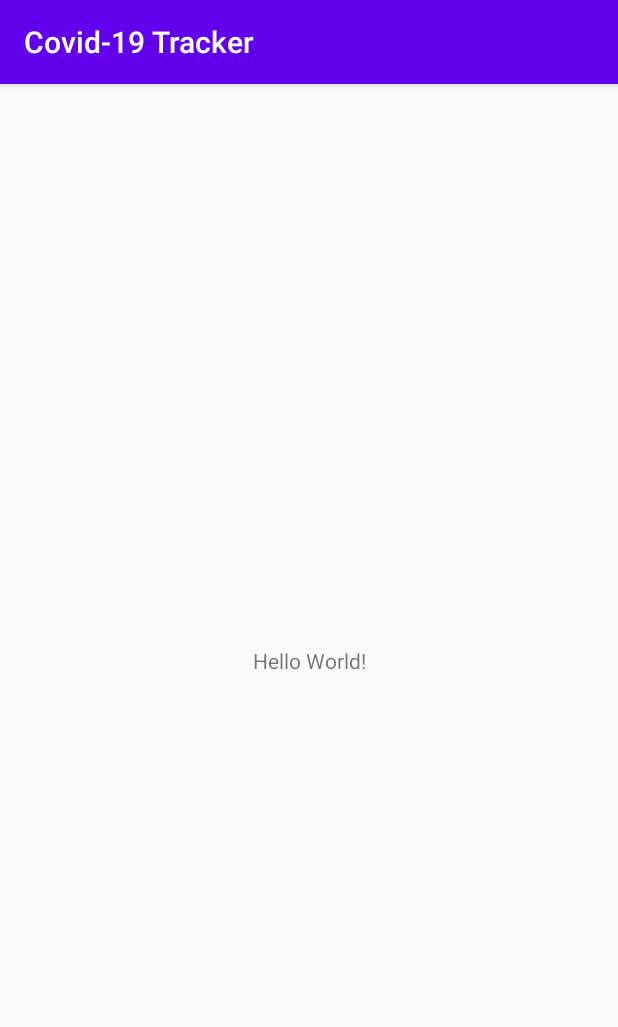
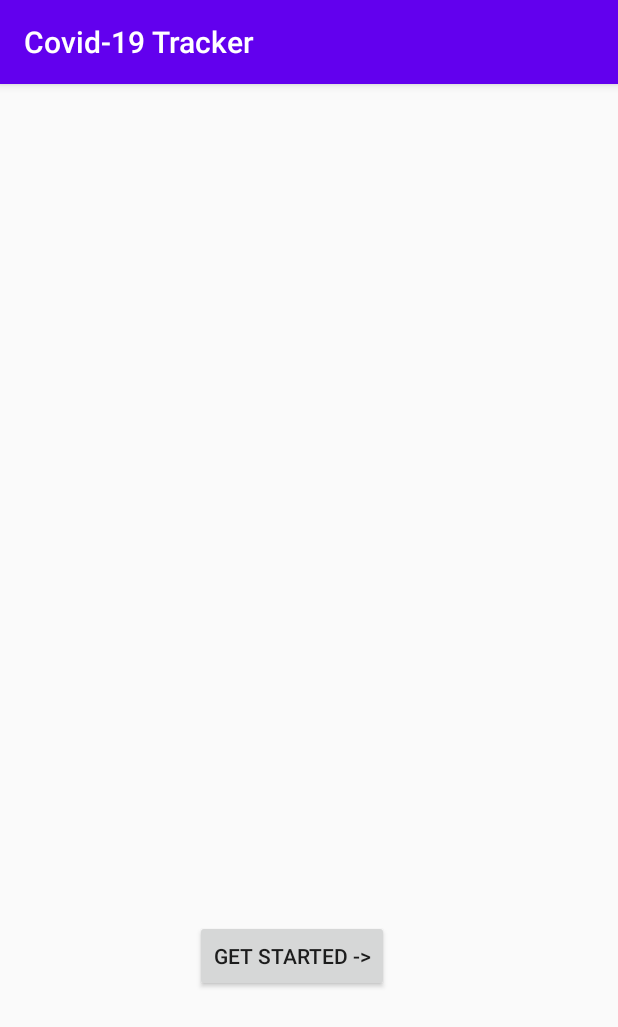
Before and after one commit to neer17/Covid-19_Tracker, an Android app: the screen it shows after launch (MainActivity before the commit, AuthActivity after it), on a phone screen of 412 x 824 dp. Shown: the top 1027 px of the screen. Run offline under Robolectric (Android 15) with nearby library versions, the phone set to English and light mode, and no system bars; our stand-ins replace Dagger/Hilt's generated code.

Commit message:
feat: initial code for phone auth added(incomplete).

```diff
--- /dev/null
+++ b/app/src/main/java/com/example/mvi_scaffolding/ui/auth/AuthActivity.kt
@@ -0,0 +1,13 @@
+package com.example.mvi_scaffolding.ui.auth
+
+import androidx.appcompat.app.AppCompatActivity
+import android.os.Bundle
+import com.example.mvi_scaffolding.R
+
+class AuthActivity : AppCompatActivity() {
+
+    override fun onCreate(savedInstanceState: Bundle?) {
+        super.onCreate(savedInstanceState)
+        setContentView(R.layout.activity_auth)
+    }
+}
--- /dev/null
+++ b/app/src/main/java/com/example/mvi_scaffolding/ui/auth/SplashScreenFragment.kt
@@ -0,0 +1,41 @@
+package com.example.mvi_scaffolding.ui.auth
+
+import android.os.Bundle
+import androidx.fragment.app.Fragment
+import android.view.LayoutInflater
+import android.view.View
+import android.view.ViewGroup
+import android.widget.Button
+import androidx.navigation.fragment.findNavController
+
+import com.example.mvi_scaffolding.R
+
+// TODO: Rename parameter arguments, choose names that match
+// the fragment initialization parameters, e.g. ARG_ITEM_NUMBER
+private const val ARG_PARAM1 = "param1"
+private const val ARG_PARAM2 = "param2"
+
+/**
+ * A simple [Fragment] subclass.
+ * Use the [AuthFragment.newInstance] factory method to
+ * create an instance of this fragment.
+ */
+class SplashScreenFragment : Fragment() {
+    override fun onCreateView(
+        inflater: LayoutInflater, container: ViewGroup?,
+        savedInstanceState: Bundle?
+    ): View? {
+        // Inflate the layout for this fragment
+        return inflater.inflate(R.layout.fragment_screen_splash, container, false)
+    }
+
+    override fun onViewCreated(view: View, savedInstanceState: Bundle?) {
+        super.onViewCreated(view, savedInstanceState)
+
+        val button = view.findViewById<Button>(R.id.splash_screen_btn)
+        button.setOnClickListener {
+            findNavController().navigate(R.id.action_splashScreenFragment_to_authFragment)
+        }
+    }
+
+}
--- /dev/null
+++ b/app/src/main/res/layout/activity_auth.xml
@@ -0,0 +1,24 @@
+<?xml version="1.0" encoding="utf-8"?>
+<androidx.constraintlayout.widget.ConstraintLayout xmlns:android="http://schemas.android.com/apk/res/android"
+    xmlns:app="http://schemas.android.com/apk/res-auto"
+    xmlns:tools="http://schemas.android.com/tools"
+    android:layout_width="match_parent"
+    android:layout_height="match_parent"
+    tools:context=".ui.auth.AuthActivity">
+
+    <fragment
+        android:id="@+id/fragment"
+        android:name="androidx.navigation.fragment.NavHostFragment"
+        android:layout_width="409dp"
+        android:layout_height="729dp"
+        android:layout_marginStart="1dp"
+        android:layout_marginTop="1dp"
+        android:layout_marginEnd="1dp"
+        android:layout_marginBottom="1dp"
+        app:defaultNavHost="true"
+        app:layout_constraintBottom_toBottomOf="parent"
+        app:layout_constraintEnd_toEndOf="parent"
+        app:layout_constraintStart_toStartOf="parent"
+        app:layout_constraintTop_toTopOf="parent"
+        app:navGraph="@navigation/auth_nav_graph" />
+</androidx.constraintlayout.widget.ConstraintLayout>
--- /dev/null
+++ b/app/src/main/res/layout/fragment_screen_splash.xml
@@ -0,0 +1,21 @@
+<?xml version="1.0" encoding="utf-8"?>
+<androidx.constraintlayout.widget.ConstraintLayout xmlns:android="http://schemas.android.com/apk/res/android"
+    xmlns:app="http://schemas.android.com/apk/res-auto"
+    xmlns:tools="http://schemas.android.com/tools"
+    android:layout_width="match_parent"
+    android:layout_height="match_parent"
+    tools:context=".ui.auth.AuthFragment">
+
+    <Button
+        android:id="@+id/splash_screen_btn"
+        android:layout_width="wrap_content"
+        android:layout_height="wrap_content"
+        android:text="@string/get_started_btn"
+        app:layout_constraintBottom_toBottomOf="parent"
+        app:layout_constraintEnd_toEndOf="parent"
+        app:layout_constraintHorizontal_bias="0.459"
+        app:layout_constraintStart_toStartOf="parent"
+        app:layout_constraintTop_toTopOf="parent"
+        app:layout_constraintVertical_bias="0.79" />
+
+</androidx.constraintlayout.widget.ConstraintLayout>
--- /dev/null
+++ b/app/src/main/res/navigation/auth_nav_graph.xml
@@ -0,0 +1,21 @@
+<?xml version="1.0" encoding="utf-8"?>
+<navigation xmlns:android="http://schemas.android.com/apk/res/android"
+    xmlns:app="http://schemas.android.com/apk/res-auto"
+    xmlns:tools="http://schemas.android.com/tools"
+    android:id="@+id/auth_nav_graph"
+    app:startDestination="@id/splashScreenFragment">
+
+    <fragment
+        android:id="@+id/splashScreenFragment"
+        android:name="com.example.mvi_scaffolding.ui.auth.SplashScreenFragment"
+        android:label="SplashScreenFragment" >
+        <action
+            android:id="@+id/action_splashScreenFragment_to_authFragment"
+            app:destination="@id/authFragment" />
+    </fragment>
+    <fragment
+        android:id="@+id/authFragment"
+        android:name="com.example.mvi_scaffolding.ui.auth.AuthFragment"
+        android:label="fragment_auth"
+        tools:layout="@layout/fragment_auth" />
+</navigation>
--- a/app/src/main/res/values/strings.xml
+++ b/app/src/main/res/values/strings.xml
@@ -69,4 +69,10 @@
     <string name="launcher">Launcher</string>
     <string name="login">Login</string>
 
+    <!-- TODO: Remove or change this placeholder text -->
+    <string name="hello_blank_fragment">Hello blank fragment</string>
+    <string name="get_started_btn"><![CDATA[Get Started ->]]></string>
+    <string name="enter_mobile_number">Enter mobile number</string>
+    <string name="verify">Verify</string>
+
 </resources>
```
Also changed, not shown: app/build.gradle (+17 -0 lines), app/src/main/AndroidManifest.xml (+11 -1 lines), app/src/main/java/com/example/mvi_scaffolding/ui/auth/AuthFragment.kt (added, +105 -0 lines), app/src/main/res/layout/fragment_auth.xml (added, +31 -0 lines), build.gradle (+7 -0 lines), 1 other file.
